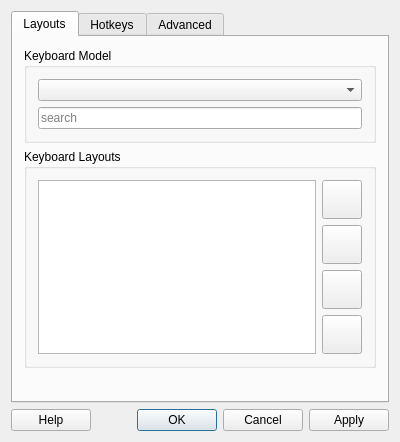
Qt form window.ui (MX-Linux/system-keyboard-qt) before a commit.
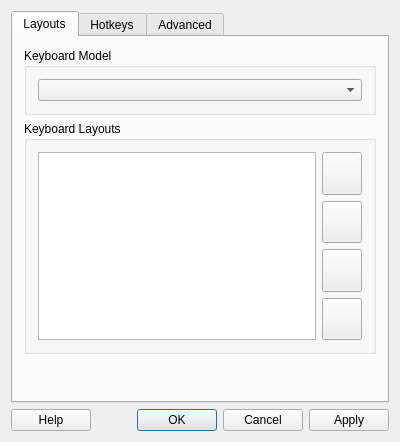
The same form after that commit. Icons and pictures are not drawn. Custom widgets are drawn as their Qt base class.

Commit message: Added a filterable combo box for keyboard layouts

What changed in the file:
```diff
--- a/window.ui
+++ b/window.ui
@@ -35,29 +35,7 @@
          </property>
          <layout class="QVBoxLayout" name="verticalLayout_3">
           <item>
-           <widget class="QComboBox" name="comboBox_KeyboardModel"/>
-          </item>
-          <item>
-           <widget class="QLineEdit" name="lineEdit_Search">
-            <property name="autoFillBackground">
-             <bool>false</bool>
-            </property>
-            <property name="inputMask">
-             <string/>
-            </property>
-            <property name="text">
-             <string/>
-            </property>
-            <property name="dragEnabled">
-             <bool>false</bool>
-            </property>
-            <property name="placeholderText">
-             <string>search</string>
-            </property>
-            <property name="clearButtonEnabled">
-             <bool>true</bool>
-            </property>
-           </widget>
+           <widget class="FilterableComboBox" name="comboBox_KeyboardModel"/>
           </item>
          </layout>
         </widget>
@@ -226,6 +204,13 @@
   </layout>
  </widget>
  <layoutdefault spacing="6" margin="11"/>
+ <customwidgets>
+  <customwidget>
+   <class>FilterableComboBox</class>
+   <extends>QComboBox</extends>
+   <header>filterablecombobox.h</header>
+  </customwidget>
+ </customwidgets>
  <resources/>
  <connections/>
 </ui>
```
The commit also changes 5 other files.
